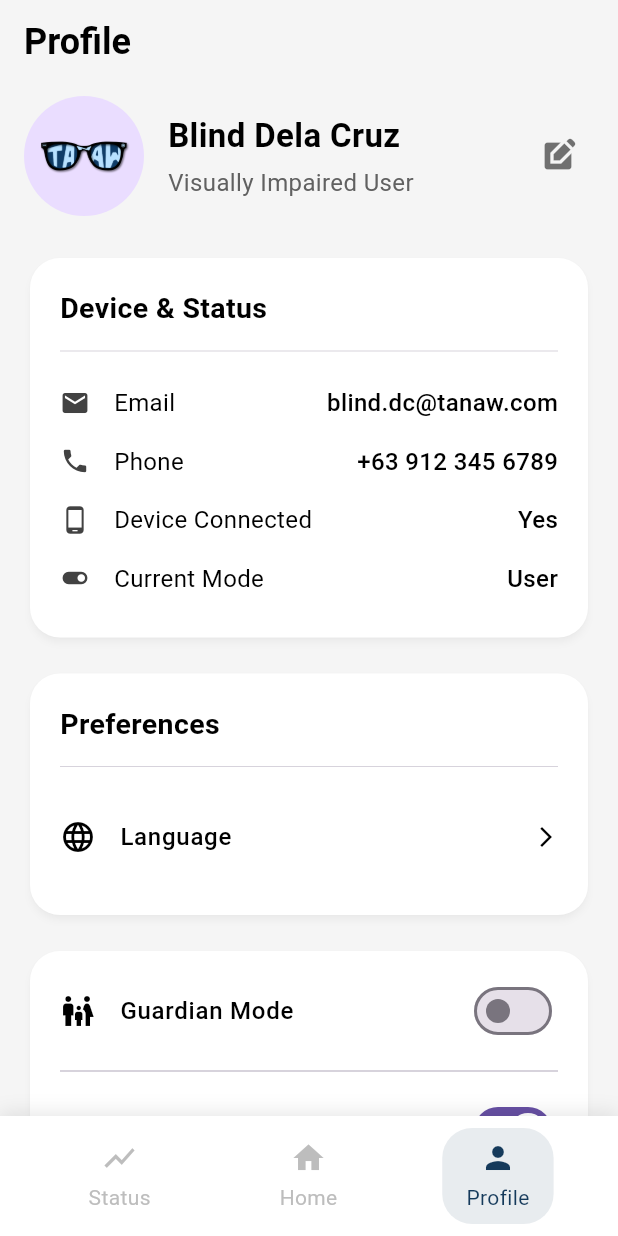
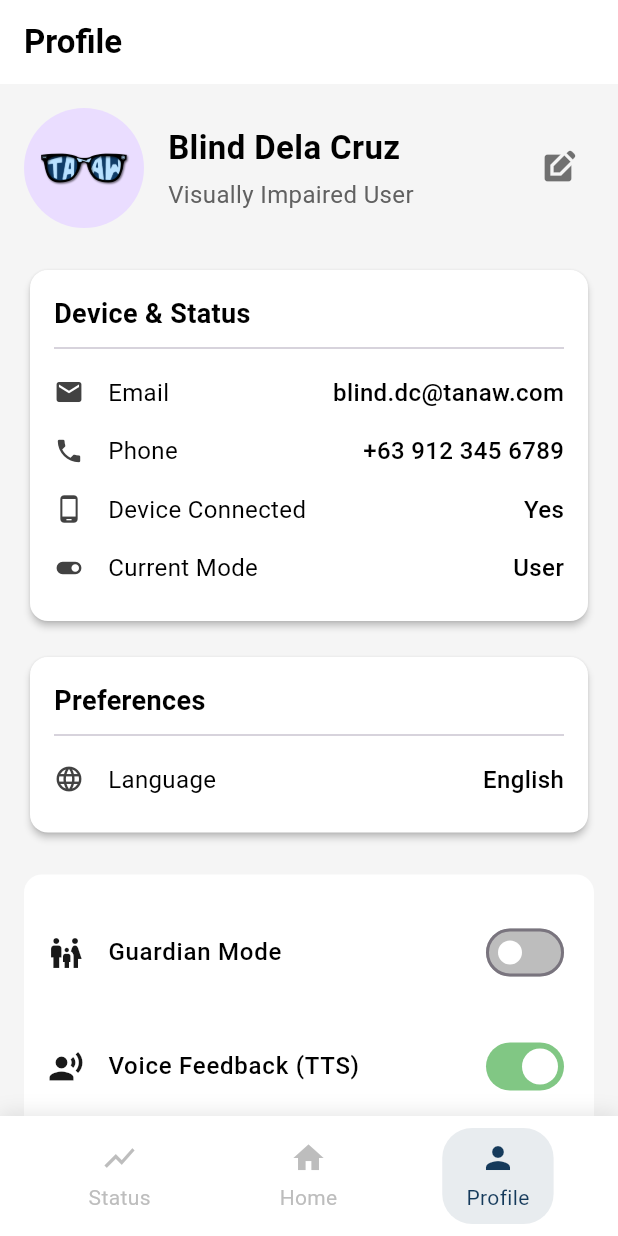
Before and after one commit to luis-guico/tanaw_app, a Flutter app: the ProfileScreen screen opened directly, on a phone screen of 412 x 824 dp. Run offline on Flutter 3.47's test engine with Material 3 defaults, Android fonts, the light colour scheme and no system bars; our stand-ins replace flutter_tts, fluttertoast, font_awesome_flutter, image_picker, shared_preferences, smooth_page_indicator; accounts and stored records are empty.

Commit message:
doti (copy kzi nasira codes)

```diff
--- a/lib/screens/profile_screen.dart
+++ b/lib/screens/profile_screen.dart
@@ -8,7 +8,6 @@ import 'package:tanaw_app/screens/home_screen.dart';
 import 'package:tanaw_app/state/guardian_mode_state.dart';
 import 'package:tanaw_app/state/tts_state.dart';
 import 'package:tanaw_app/widgets/animated_bottom_nav_bar.dart';
-import 'package:tanaw_app/widgets/tanaw_logo.dart';
 import 'login_screen.dart';
 import 'change_password_screen.dart';
 import 'notification_settings_screen.dart';
@@ -36,11 +35,9 @@ class ProfileScreenState extends State<ProfileScreen> {
   void initState() {
     super.initState();
     _ttsService = TtsService(context);
+    // Announce the screen title when the screen is built
     WidgetsBinding.instance.addPostFrameCallback((_) {
-      final isGuardianMode =
-          Provider.of<GuardianModeState>(context, listen: false)
-              .isGuardianModeEnabled;
-      _ttsService.speak(isGuardianMode ? 'Guardian Profile' : 'User Profile');
+      _ttsService.speak('Profile Screen');
     });
   }
 
@@ -61,7 +58,9 @@ class ProfileScreenState extends State<ProfileScreen> {
         page = const StatusScreen();
         break;
       case 1:
-        page = isGuardianMode ? const GuardianHomeScreen() : const HomeScreen();
+        page = isGuardianMode
+            ? const GuardianHomeScreen()
+            : const HomeScreen();
         break;
       case 2:
         page = const ProfileScreen();
@@ -85,7 +84,7 @@ class ProfileScreenState extends State<ProfileScreen> {
 
     showDialog(
       context: context,
-      barrierDismissible: false,
+      barrierDismissible: false, // Prevent accidental dismissal
       builder: (BuildContext context) {
         return AlertDialog(
           backgroundColor: dialogBackgroundColor,
@@ -139,7 +138,7 @@ class ProfileScreenState extends State<ProfileScreen> {
                     Provider.of<GuardianModeState>(context, listen: false);
                 guardianModeState.setGuardianMode(isEnabling);
 
-                Navigator.of(context).pop();
+                Navigator.of(context).pop(); // Close the dialog
 
                 _ttsService.speak(isEnabling
                     ? "Guardian Mode Activated"
@@ -151,14 +150,19 @@ class ProfileScreenState extends State<ProfileScreen> {
                       : "Guardian Mode Deactivated",
                   toastLength: Toast.LENGTH_SHORT,
                   gravity: ToastGravity.BOTTOM,
-                  backgroundColor:
-                      isEnabling ? const Color(0xFF153A5B) : Colors.black87,
+                  backgroundColor: isEnabling ? const Color(0xFF153A5B) : Colors.black87,
                   textColor: Colors.white,
                 );
+
+                /* if (isEnabling) {
+                  Navigator.pushReplacement(
+                    context,
+                    FadePageRoute(page: const GuardianHomeScreen()),
+                  );
+                } */
               },
               style: ElevatedButton.styleFrom(
-                backgroundColor:
-                    isEnabling ? const Color(0xFF153A5B) : Colors.redAccent,
+                backgroundColor: isEnabling ? const Color(0xFF153A5B) : Colors.redAccent,
                 foregroundColor: Colors.white,
                 shape: RoundedRectangleBorder(
                     borderRadius: BorderRadius.circular(12)),
@@ -177,12 +181,9 @@ class ProfileScreenState extends State<ProfileScreen> {
     final isGuardianMode = guardianModeState.isGuardianModeEnabled;
 
     return Scaffold(
-      backgroundColor:
-          isGuardianMode ? const Color(0xFF102A43) : Colors.grey.shade100,
+      backgroundColor: isGuardianMode ? const Color(0xFF102A43) : Colors.grey[100],
       appBar: _buildAppBar(context, isGuardianMode),
-      body: isGuardianMode
-          ? _buildGuardianProfile(context)
-          : _buildUserProfile(context),
+      body: isGuardianMode ? _buildGuardianProfile(context) : _buildUserProfile(context),
       bottomNavigationBar: AnimatedBottomNavBar(
         selectedIndex: _selectedIndex,
         onItemTapped: _onItemTapped,
@@ -191,34 +192,32 @@ class ProfileScreenState extends State<ProfileScreen> {
   }
 
   PreferredSizeWidget _buildAppBar(BuildContext context, bool isGuardianMode) {
-    if (isGuardianMode) {
+    final Color appBarColor = isGuardianMode ? const Color(0xFF102A43) : Colors.white;
+    final Color titleColor = isGuardianMode ? Colors.white : Colors.black;
+
     return AppBar(
       elevation: 0,
-        backgroundColor: const Color(0xFF102A43),
+      backgroundColor: appBarColor,
       automaticallyImplyLeading: false,
-        title: TanawLogo(isGuardianMode: isGuardianMode),
-        actions: const [],
-      );
-    }
-    return AppBar(
-      elevation: 0,
-      backgroundColor: Colors.transparent,
-      automaticallyImplyLeading: false,
-      title: const Text(
+      title: Text(
         'Profile',
         style: TextStyle(
-            color: Colors.black, fontWeight: FontWeight.bold, fontSize: 24),
+          color: titleColor,
+          fontWeight: FontWeight.bold,
+          fontSize: 22,
         ),
+      ),
+      actions: [],
     );
   }
 
   Widget _buildUserProfile(BuildContext context) {
+    final guardianModeState = Provider.of<GuardianModeState>(context);
+    final isGuardianMode = guardianModeState.isGuardianModeEnabled;
     final profileState = Provider.of<ProfileState>(context);
-    final ttsState = Provider.of<TtsState>(context);
-    final guardianModeState = Provider.of<GuardianModeState>(context);
 
     return SingleChildScrollView(
-      padding: const EdgeInsets.symmetric(horizontal: 16.0, vertical: 8.0),
+      padding: const EdgeInsets.all(16.0),
       child: Column(
         crossAxisAlignment: CrossAxisAlignment.start,
         children: [
@@ -227,8 +226,8 @@ class ProfileScreenState extends State<ProfileScreen> {
             "Visually Impaired User",
             profileState.userImage != null
                 ? FileImage(profileState.userImage!)
-                : const AssetImage('assets/logo.png') as ImageProvider,
-            false,
+                : const AssetImage('assets/logo.png'),
+            isGuardianMode,
           ),
           const SizedBox(height: 24),
           _buildInfoCard(
@@ -240,21 +239,19 @@ class ProfileScreenState extends State<ProfileScreen> {
               _buildInfoRow(Icons.phone_android, 'Device Connected', 'Yes'),
               _buildInfoRow(Icons.toggle_on, 'Current Mode', 'User'),
             ],
-            false,
+            isGuardianMode,
           ),
           const SizedBox(height: 16),
           _buildInfoCard(
             context,
             'Preferences',
             [
-              _buildSettingsActionRow(
-                  context, Icons.language, 'Language', () {},
-                  isGuardianMode: false)
+              _buildInfoRow(Icons.language, 'Language', 'English'),
             ],
-            false,
+            isGuardianMode,
           ),
-          const SizedBox(height: 16),
-          _buildTogglesCard(context, guardianModeState, ttsState),
+          const SizedBox(height: 24),
+          _buildSettingsSection(context, isGuardianMode, guardianModeState),
         ],
       ),
     );
@@ -266,7 +263,7 @@ class ProfileScreenState extends State<ProfileScreen> {
     final profileState = Provider.of<ProfileState>(context);
 
     return SingleChildScrollView(
-      padding: const EdgeInsets.symmetric(horizontal: 16.0, vertical: 8.0),
+      padding: const EdgeInsets.all(16.0),
       child: Column(
         crossAxisAlignment: CrossAxisAlignment.start,
         children: [
@@ -275,7 +272,7 @@ class ProfileScreenState extends State<ProfileScreen> {
             "Guardian",
             profileState.guardianImage != null
                 ? FileImage(profileState.guardianImage!)
-                : const AssetImage('assets/logo.png') as ImageProvider,
+                : const AssetImage('assets/logo.png'),
             isGuardianMode,
           ),
           const SizedBox(height: 24),
@@ -308,88 +305,52 @@ class ProfileScreenState extends State<ProfileScreen> {
             ],
             isGuardianMode,
           ),
-          const SizedBox(height: 24),
-          _buildGuardianSettings(context),
-        ],
-      ),
-    );
-  }
-
-  Widget _buildTogglesCard(
-      BuildContext context, GuardianModeState guardianModeState, TtsState ttsState) {
-    return Card(
-      color: Colors.white,
-      elevation: 2,
-      shadowColor: Colors.black.withAlpha(51),
-      shape: RoundedRectangleBorder(borderRadius: BorderRadius.circular(20)),
-      child: Padding(
-        padding: const EdgeInsets.symmetric(vertical: 8.0, horizontal: 20.0),
-        child: Column(
-          children: [
-            _buildSettingsRow(
+          const SizedBox(height: 16),
+          _buildInfoCard(
             context,
-              Icons.family_restroom,
-              'Guardian Mode',
-              Switch(
-                value: guardianModeState.isGuardianModeEnabled,
-                onChanged: (value) {
-                  _showConfirmationDialog(
-                      value, guardianModeState.isGuardianModeEnabled);
-                },
-              ),
-              isGuardianMode: false,
-            ),
-            const Divider(),
-            _buildSettingsRow(
-              context,
-              Icons.record_voice_over,
-              'Voice Feedback (TTS)',
-              Switch(
-                value: ttsState.isTtsEnabled,
-                onChanged: (value) {
-                  ttsState.setTtsEnabled(value);
-                },
-              ),
-              isGuardianMode: false,
-            )
-          ],
+            'Settings & More',
+            [
+              ListTile(
+                leading: const Icon(Icons.shield_outlined, color: Colors.white),
+                title: const Text('Guardian Mode', style: TextStyle(color: Colors.white)),
+                trailing: Switch(
+                  value: isGuardianMode,
+                  onChanged: (value) => _showConfirmationDialog(value, isGuardianMode),
+                  activeColor: Colors.white,
+                  activeTrackColor: Colors.lightBlueAccent,
                 ),
               ),
+              _buildSettingsTile(Icons.notifications_outlined, 'Notification Settings', () {
+                Navigator.push(
+                  context,
+                  FadePageRoute(page: const NotificationSettingsScreen()),
                 );
-  }
-
-  Widget _buildGuardianSettings(BuildContext context) {
-    return Card(
-      color: const Color(0xFF0F3356),
-      elevation: 4,
-      shadowColor: Colors.black.withAlpha(51),
-      shape: RoundedRectangleBorder(borderRadius: BorderRadius.circular(20)),
-      child: Padding(
-        padding: const EdgeInsets.all(20.0),
-        child: Column(
-          crossAxisAlignment: CrossAxisAlignment.start,
-          children: [
-            _buildSettingsActionRow(context, Icons.notifications_none,
-                'Notification Settings', () {},
-                isGuardianMode: true),
-            const Divider(color: Colors.white24),
-            _buildSettingsActionRow(
-                context, Icons.help_outline, 'Guardian Guide / Help', () {
+              }, isGuardianMode: true),
+              _buildSettingsTile(Icons.language, 'Language', () {
+                Navigator.push(
+                  context,
+                  FadePageRoute(page: const LanguageSettingsScreen()),
+                );
+              }, isGuardianMode: true),
+              _buildSettingsTile(Icons.lock_outline, 'Change Password', () {
+                Navigator.push(
+                  context,
+                  FadePageRoute(page: const ChangePasswordScreen()),
+                );
+              }, isGuardianMode: true),
+              _buildSettingsTile(Icons.help_outline, 'Guardian Guide / Help', () {
                 Navigator.push(
                   context,
                   FadePageRoute(page: const GuardianGuideScreen()),
                 );
               }, isGuardianMode: true),
-            const Divider(color: Colors.white24),
-            _buildSettingsActionRow(
-                context, Icons.privacy_tip_outlined, 'Terms & Privacy', () {},
-                isGuardianMode: true),
-            const Divider(color: Colors.white24),
-            _buildSettingsActionRow(
-                context, Icons.lock_outline, 'Change Password', () {},
-                isGuardianMode: true),
-            const Divider(color: Colors.white24),
-            _buildSettingsActionRow(context, Icons.logout, 'Logout', () {
+              _buildSettingsTile(Icons.privacy_tip_outlined, 'Terms & Privacy', () {
+                Navigator.push(
+                  context,
+                  FadePageRoute(page: const TermsPrivacyScreen()),
+                );
+              }, isGuardianMode: true),
+              _buildSettingsTile(Icons.logout, 'Logout', () {
                 Navigator.pushAndRemoveUntil(
                   context,
                   FadePageRoute(page: const LoginScreen()),
@@ -397,100 +358,16 @@ class ProfileScreenState extends State<ProfileScreen> {
                 );
               }, isGuardianMode: true),
             ],
+            isGuardianMode,
           ),
-      ),
-    );
-  }
-
-  Widget _buildInfoCard(BuildContext context, String title,
-      List<Widget> children, bool isGuardianMode) {
-    final cardColor = isGuardianMode ? const Color(0xFF0F3356) : Colors.white;
-    final titleColor = isGuardianMode ? Colors.white : Colors.black;
-
-    return Card(
-      elevation: isGuardianMode ? 4 : 2,
-      shadowColor: Colors.black.withAlpha(51),
-      shape: RoundedRectangleBorder(borderRadius: BorderRadius.circular(20)),
-      color: cardColor,
-      child: Padding(
-        padding: const EdgeInsets.all(20.0),
-        child: Column(
-          crossAxisAlignment: CrossAxisAlignment.start,
-          children: [
-            Text(
-              title,
-              style: TextStyle(
-                  fontSize: 19,
-                  fontWeight: FontWeight.bold,
-                  color: titleColor),
-            ),
-            const Divider(height: 30, thickness: 0.5),
-            ...children
-          ],
-        ),
-      ),
-    );
-  }
-
-  Widget _buildSettingsRow(
-      BuildContext context, IconData icon, String title, Widget trailing,
-      {bool isGuardianMode = false}) {
-    final tileColor = isGuardianMode ? Colors.white : Colors.black;
-
-    return ListTile(
-      contentPadding: const EdgeInsets.symmetric(vertical: 4),
-      leading: Icon(icon, color: tileColor),
-      title: Text(
-        title,
-        style: TextStyle(color: tileColor, fontWeight: FontWeight.w500),
-      ),
-      trailing: trailing,
-    );
-  }
-
-  Widget _buildSettingsActionRow(
-      BuildContext context, IconData icon, String title, VoidCallback onTap,
-      {bool isGuardianMode = false}) {
-    final tileColor = isGuardianMode ? Colors.white : Colors.black;
-
-    return ListTile(
-      contentPadding: const EdgeInsets.symmetric(vertical: 4),
-      leading: Icon(icon, color: tileColor),
-      title: Text(
-        title,
-        style: TextStyle(color: tileColor, fontWeight: FontWeight.w500),
-      ),
-      trailing: Icon(Icons.arrow_forward_ios, color: tileColor, size: 16),
-      onTap: onTap,
-    );
-  }
-
-  Widget _buildInfoRow(IconData icon, String label, String value,
-      {bool isGuardianMode = false}) {
-    final labelColor = isGuardianMode ? Colors.white : Colors.black;
-    final valueColor = isGuardianMode ? Colors.white : Colors.black;
-    final iconColor = isGuardianMode ? Colors.white : Colors.grey[800];
-
-    return Padding(
-      padding: const EdgeInsets.symmetric(vertical: 8.0),
-      child: Row(
-        children: [
-          Icon(icon, size: 20, color: iconColor),
-          const SizedBox(width: 16),
-          Text(label, style: TextStyle(fontSize: 16, color: labelColor)),
-          const Spacer(),
-          Text(value,
-              style: TextStyle(
-                  fontSize: 16,
-                  fontWeight: FontWeight.w500,
-                  color: valueColor)),
         ],
       ),
     );
   }
 
-  Widget _buildProfileHeader(String name, String role,
-      ImageProvider<Object> imageProvider, bool isGuardianMode) {
+  Widget _buildProfileHeader(
+      String name, String role, ImageProvider imageProvider, bool isGuardianMode) {
+    final textColor = isGuardianMode ? Colors.white : Colors.black87;
     return Row(
       children: [
         CircleAvatar(
@@ -537,4 +414,222 @@ class ProfileScreenState extends State<ProfileScreen> {
       ],
     );
   }
+
+  Widget _buildInfoCard(BuildContext context, String title, List<Widget> children, bool isGuardianMode) {
+    final cardColor = isGuardianMode ? const Color(0xFF1E4872) : Colors.white;
+    final titleColor = isGuardianMode ? Colors.white : Colors.black;
+
+    return Card(
+      color: cardColor,
+      elevation: isGuardianMode ? 4 : 2,
+      shape: RoundedRectangleBorder(borderRadius: BorderRadius.circular(12)),
+      child: Padding(
+        padding: const EdgeInsets.all(16.0),
+        child: Column(
+          crossAxisAlignment: CrossAxisAlignment.start,
+          children: [
+            Text(
+              title,
+              style: TextStyle(fontSize: 18, fontWeight: FontWeight.bold, color: titleColor),
+            ),
+            const Divider(height: 20, thickness: 1),
+            ...children,
+          ],
+        ),
+      ),
+    );
   }
+
+  Widget _buildInfoRow(IconData icon, String label, String value, {bool isGuardianMode = false}) {
+    final labelColor = isGuardianMode ? Colors.white : Colors.black;
+    final valueColor = isGuardianMode ? Colors.white : Colors.black;
+    final iconColor = isGuardianMode ? Colors.white : Colors.grey[800];
+
+    return Padding(
+      padding: const EdgeInsets.symmetric(vertical: 8.0),
+      child: Row(
+        children: [
+          Icon(icon, size: 20, color: iconColor),
+          const SizedBox(width: 16),
+          Text(label, style: TextStyle(fontSize: 16, color: labelColor)),
+          const Spacer(),
+          Text(value,
+              style: TextStyle(
+                  fontSize: 16,
+                  fontWeight: FontWeight.w500,
+                  color: valueColor)),
+        ],
+      ),
+    );
+  }
+
+  Widget _buildSettingsSection(BuildContext context, bool isGuardianMode,
+      GuardianModeState guardianModeState) {
+    final ttsState = Provider.of<TtsState>(context);
+
+    return Container(
+      padding: const EdgeInsets.symmetric(horizontal: 16, vertical: 20),
+      decoration: BoxDecoration(
+        color: isGuardianMode ? const Color(0xFF1E4872) : Colors.white,
+        borderRadius: BorderRadius.circular(12),
+      ),
+      child: Column(
+        crossAxisAlignment: CrossAxisAlignment.start,
+        children: [
+          _buildSettingsRow(
+            context,
+            Icons.family_restroom,
+            'Guardian Mode',
+            Switch(
+              value: isGuardianMode,
+              onChanged: (value) {
+                _showConfirmationDialog(value, isGuardianMode);
+              },
+              activeColor: Colors.white,
+              activeTrackColor: const Color(0xFF81C784),
+              inactiveThumbColor: Colors.white,
+              inactiveTrackColor: Colors.grey.shade400,
+            ),
+            isGuardianMode: isGuardianMode,
+          ),
+          const SizedBox(height: 12),
+          _buildSettingsRow(
+            context,
+            Icons.record_voice_over,
+            'Voice Feedback (TTS)',
+            Switch(
+              value: ttsState.isTtsEnabled,
+              onChanged: (value) {
+                ttsState.setTtsEnabled(value);
+              },
+              activeColor: Colors.white,
+              activeTrackColor: const Color(0xFF81C784),
+              inactiveThumbColor: Colors.white,
+              inactiveTrackColor: Colors.grey.shade400,
+            ),
+            isGuardianMode: isGuardianMode,
+          ),
+          const Divider(height: 40),
+          _buildSettingsActionRow(
+            context,
+            Icons.notifications_none,
+            'Notification Settings',
+            () {
+              Navigator.push(
+                context,
+                FadePageRoute(page: const NotificationSettingsScreen()),
+              );
+            },
+            isGuardianMode: isGuardianMode,
+          ),
+          _buildSettingsActionRow(
+            context,
+            Icons.language,
+            'Language',
+            () {
+              Navigator.push(
+                context,
+                FadePageRoute(page: const LanguageSettingsScreen()),
+              );
+            },
+            isGuardianMode: isGuardianMode,
+          ),
+          _buildSettingsActionRow(
+            context,
+            Icons.lock_outline,
+            'Change Password',
+            () {
+              Navigator.push(
+                context,
+                FadePageRoute(page: const ChangePasswordScreen()),
+              );
+            },
+            isGuardianMode: isGuardianMode,
+          ),
+          if (isGuardianMode)
+            _buildSettingsActionRow(
+              context,
+              Icons.help_outline,
+              'Guardian Guide / Help',
+              () {
+                Navigator.push(
+                  context,
+                  FadePageRoute(page: const GuardianGuideScreen()),
+                );
+              },
+              isGuardianMode: isGuardianMode,
+            ),
+          _buildSettingsActionRow(
+            context,
+            Icons.privacy_tip_outlined,
+            'Terms & Privacy',
+            () {
+              Navigator.push(
+                context,
+                FadePageRoute(page: const TermsPrivacyScreen()),
+              );
+            },
+            isGuardianMode: isGuardianMode,
+          ),
+          _buildSettingsActionRow(
+            context,
+            Icons.logout,
+            'Logout',
+            () {
+              Navigator.pushAndRemoveUntil(
+                context,
+                FadePageRoute(page: const LoginScreen()),
+                (route) => false,
+              );
+            },
+            isGuardianMode: isGuardianMode,
+          ),
+        ],
+      ),
+    );
+  }
+
+  Widget _buildSettingsTile(IconData icon, String title, VoidCallback onTap, {bool isGuardianMode = false}) {
+    final tileColor = isGuardianMode ? Colors.white : Colors.black87;
+    return ListTile(
+      leading: Icon(icon, color: tileColor),
+      title: Text(title, style: TextStyle(color: tileColor)),
+      trailing: Icon(Icons.arrow_forward_ios, size: 16, color: tileColor),
+      onTap: onTap,
+    );
+  }
+
+  Widget _buildSettingsRow(
+      BuildContext context, IconData icon, String title, Widget trailing,
+      {bool isGuardianMode = false}) {
+    final tileColor = isGuardianMode ? Colors.white : Colors.black;
+
+    return ListTile(
+      contentPadding: const EdgeInsets.symmetric(vertical: 4),
+      leading: Icon(icon, color: tileColor.withAlpha(230)),
+      title: Text(
+        title,
+        style: TextStyle(color: tileColor, fontWeight: FontWeight.w500),
+      ),
+      trailing: trailing,
+    );
+  }
+
+  Widget _buildSettingsActionRow(
+      BuildContext context, IconData icon, String title, VoidCallback onTap,
+      {bool isGuardianMode = false}) {
+    final tileColor = isGuardianMode ? Colors.white : Colors.black;
+
+    return ListTile(
+      contentPadding: const EdgeInsets.symmetric(vertical: 4),
+      leading: Icon(icon, color: tileColor.withAlpha(230)),
+      title: Text(
+        title,
+        style: TextStyle(color: tileColor, fontWeight: FontWeight.w500),
+      ),
+      trailing:
+          Icon(Icons.arrow_forward_ios, color: tileColor.withAlpha(178), size: 16),
+      onTap: onTap,
+    );
+  }
+}
```
Also changed, not shown: lib/screens/guardian_home_screen.dart (+23 -5 lines), lib/screens/home_screen.dart (+23 -8 lines), lib/screens/status_screen.dart (+27 -7 lines), lib/widgets/tanaw_logo.dart (deleted, +0 -30 lines). Lines whose indentation alone changed are shown as unchanged.
